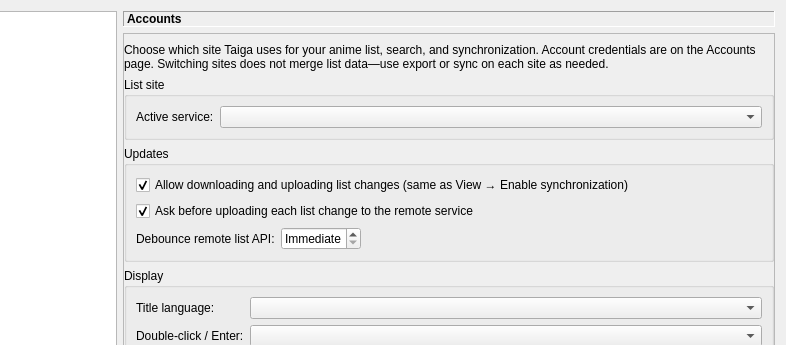
RobertCiochina/taigaV2, file src/gui/settings/settings_dialog.ui: the form before one commit; both pictures show x 94 to 880 and y 0 to 345 of the 880 by 600 pixel window.
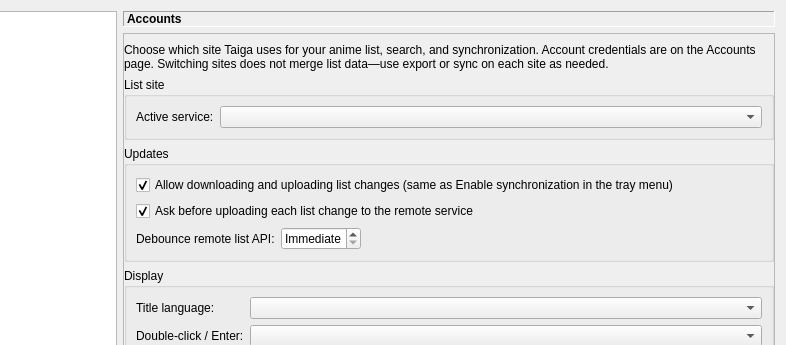
The form after the commit. The open tabs and pages were chosen to show the change.

```diff
--- a/src/gui/settings/settings_dialog.ui
+++ b/src/gui/settings/settings_dialog.ui
@@ -1424,7 +1424,7 @@
               <item>
                <widget class="QCheckBox" name="checkListUpdatesEnabled">
                 <property name="text">
-                 <string>Allow downloading and uploading list changes (same as View → Enable synchronization)</string>
+                 <string>Allow downloading and uploading list changes (same as Enable synchronization in the tray menu)</string>
                 </property>
                 <property name="checked">
                  <bool>true</bool>
```
